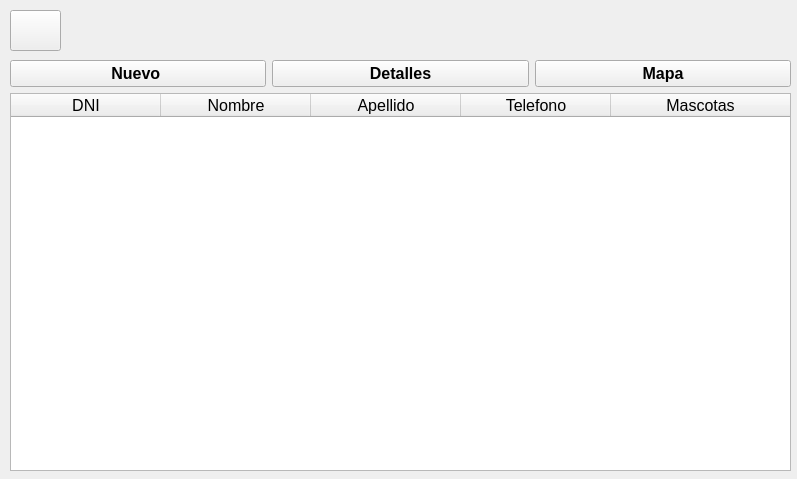
First picture: the form in interfas/Menu_gestion.ui, repository AsmisAlan/TrabajoFinal, before the edit.
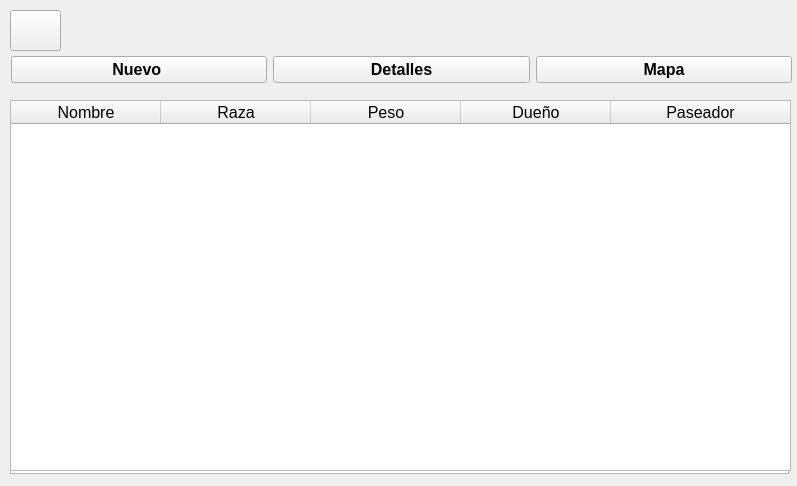
Second picture: the form after the edit. Icons and pictures are not drawn.

Patch:
```diff
--- a/interfas/Menu_gestion.ui
+++ b/interfas/Menu_gestion.ui
@@ -10,7 +10,7 @@
     <x>0</x>
     <y>0</y>
     <width>797</width>
-    <height>479</height>
+    <height>486</height>
    </rect>
   </property>
   <property name="windowTitle">
@@ -38,141 +38,6 @@
     <set>Qt::AlignCenter</set>
    </property>
   </widget>
-  <widget class="QWidget" name="layoutWidget">
-   <property name="geometry">
-    <rect>
-     <x>10</x>
-     <y>60</y>
-     <width>781</width>
-     <height>411</height>
-    </rect>
-   </property>
-   <layout class="QVBoxLayout" name="verticalLayout">
-    <item>
-     <layout class="QHBoxLayout" name="horizontalLayout">
-      <item>
-       <widget class="QPushButton" name="boton_nuevo">
-        <property name="font">
-         <font>
-          <family>Arial</family>
-          <pointsize>12</pointsize>
-          <weight>75</weight>
-          <bold>true</bold>
-         </font>
-        </property>
-        <property name="text">
-         <string>Nuevo </string>
-        </property>
-       </widget>
-      </item>
-      <item>
-       <widget class="QPushButton" name="boton_detalles">
-        <property name="font">
-         <font>
-          <family>Arial</family>
-          <pointsize>12</pointsize>
-          <weight>75</weight>
-          <bold>true</bold>
-         </font>
-        </property>
-        <property name="text">
-         <string>Detalles</string>
-        </property>
-       </widget>
-      </item>
-      <item>
-       <widget class="QPushButton" name="boton_mapa">
-        <property name="font">
-         <font>
-          <family>Arial</family>
-          <pointsize>12</pointsize>
-          <weight>75</weight>
-          <bold>true</bold>
-         </font>
-        </property>
-        <property name="text">
-         <string>Mapa</string>
-        </property>
-       </widget>
-      </item>
-     </layout>
-    </item>
-    <item>
-     <widget class="QTableWidget" name="tabla_paseador">
-      <attribute name="horizontalHeaderCascadingSectionResizes">
-       <bool>false</bool>
-      </attribute>
-      <attribute name="horizontalHeaderDefaultSectionSize">
-       <number>150</number>
-      </attribute>
-      <attribute name="horizontalHeaderMinimumSectionSize">
-       <number>100</number>
-      </attribute>
-      <attribute name="horizontalHeaderShowSortIndicator" stdset="0">
-       <bool>false</bool>
-      </attribute>
-      <attribute name="horizontalHeaderStretchLastSection">
-       <bool>true</bool>
-      </attribute>
-      <column>
-       <property name="text">
-        <string>DNI</string>
-       </property>
-       <property name="font">
-        <font>
-         <family>Arial</family>
-         <pointsize>12</pointsize>
-        </font>
-       </property>
-      </column>
-      <column>
-       <property name="text">
-        <string>Nombre</string>
-       </property>
-       <property name="font">
-        <font>
-         <family>Arial</family>
-         <pointsize>12</pointsize>
-        </font>
-       </property>
-      </column>
-      <column>
-       <property name="text">
-        <string>Apellido</string>
-       </property>
-       <property name="font">
-        <font>
-         <family>Arial</family>
-         <pointsize>12</pointsize>
-        </font>
-       </property>
-      </column>
-      <column>
-       <property name="text">
-        <string>Telefono</string>
-       </property>
-       <property name="font">
-        <font>
-         <family>Arial</family>
-         <pointsize>12</pointsize>
-        </font>
-       </property>
-      </column>
-      <column>
-       <property name="text">
-        <string>Mascotas</string>
-       </property>
-       <property name="font">
-        <font>
-         <family>Arial</family>
-         <pointsize>12</pointsize>
-        </font>
-       </property>
-      </column>
-     </widget>
-    </item>
-   </layout>
-  </widget>
   <widget class="QPushButton" name="pushButton">
    <property name="geometry">
     <rect>
@@ -196,6 +61,243 @@
     </size>
    </property>
   </widget>
+  <widget class="QTableWidget" name="tabla_persona">
+   <property name="geometry">
+    <rect>
+     <x>10</x>
+     <y>100</y>
+     <width>779</width>
+     <height>374</height>
+    </rect>
+   </property>
+   <attribute name="horizontalHeaderCascadingSectionResizes">
+    <bool>false</bool>
+   </attribute>
+   <attribute name="horizontalHeaderDefaultSectionSize">
+    <number>150</number>
+   </attribute>
+   <attribute name="horizontalHeaderMinimumSectionSize">
+    <number>100</number>
+   </attribute>
+   <attribute name="horizontalHeaderShowSortIndicator" stdset="0">
+    <bool>false</bool>
+   </attribute>
+   <attribute name="horizontalHeaderStretchLastSection">
+    <bool>true</bool>
+   </attribute>
+   <column>
+    <property name="text">
+     <string>DNI</string>
+    </property>
+    <property name="font">
+     <font>
+      <family>Arial</family>
+      <pointsize>12</pointsize>
+     </font>
+    </property>
+   </column>
+   <column>
+    <property name="text">
+     <string>Nombre</string>
+    </property>
+    <property name="font">
+     <font>
+      <family>Arial</family>
+      <pointsize>12</pointsize>
+     </font>
+    </property>
+   </column>
+   <column>
+    <property name="text">
+     <string>Apellido</string>
+    </property>
+    <property name="font">
+     <font>
+      <family>Arial</family>
+      <pointsize>12</pointsize>
+     </font>
+    </property>
+   </column>
+   <column>
+    <property name="text">
+     <string>Telefono</string>
+    </property>
+    <property name="font">
+     <font>
+      <family>Arial</family>
+      <pointsize>12</pointsize>
+     </font>
+    </property>
+   </column>
+   <column>
+    <property name="text">
+     <string>Mascotas</string>
+    </property>
+    <property name="font">
+     <font>
+      <family>Arial</family>
+      <pointsize>12</pointsize>
+     </font>
+    </property>
+   </column>
+  </widget>
+  <widget class="QTableWidget" name="tabla_mascota">
+   <property name="geometry">
+    <rect>
+     <x>10</x>
+     <y>100</y>
+     <width>781</width>
+     <height>371</height>
+    </rect>
+   </property>
+   <attribute name="horizontalHeaderCascadingSectionResizes">
+    <bool>true</bool>
+   </attribute>
+   <attribute name="horizontalHeaderDefaultSectionSize">
+    <number>150</number>
+   </attribute>
+   <attribute name="horizontalHeaderMinimumSectionSize">
+    <number>100</number>
+   </attribute>
+   <attribute name="horizontalHeaderShowSortIndicator" stdset="0">
+    <bool>true</bool>
+   </attribute>
+   <attribute name="horizontalHeaderStretchLastSection">
+    <bool>true</bool>
+   </attribute>
+   <column>
+    <property name="text">
+     <string>Nombre</string>
+    </property>
+    <property name="font">
+     <font>
+      <family>Arial</family>
+      <pointsize>12</pointsize>
+     </font>
+    </property>
+    <property name="textAlignment">
+     <set>AlignHCenter|AlignVCenter|AlignCenter</set>
+    </property>
+   </column>
+   <column>
+    <property name="text">
+     <string>Raza</string>
+    </property>
+    <property name="font">
+     <font>
+      <family>Arial</family>
+      <pointsize>12</pointsize>
+     </font>
+    </property>
+    <property name="textAlignment">
+     <set>AlignHCenter|AlignVCenter|AlignCenter</set>
+    </property>
+   </column>
+   <column>
+    <property name="text">
+     <string>Peso</string>
+    </property>
+    <property name="font">
+     <font>
+      <family>Arial</family>
+      <pointsize>12</pointsize>
+     </font>
+    </property>
+    <property name="textAlignment">
+     <set>AlignHCenter|AlignVCenter|AlignCenter</set>
+    </property>
+   </column>
+   <column>
+    <property name="text">
+     <string>Dueño</string>
+    </property>
+    <property name="font">
+     <font>
+      <family>Arial</family>
+      <pointsize>12</pointsize>
+     </font>
+    </property>
+    <property name="textAlignment">
+     <set>AlignHCenter|AlignVCenter|AlignCenter</set>
+    </property>
+   </column>
+   <column>
+    <property name="text">
+     <string>Paseador</string>
+    </property>
+    <property name="font">
+     <font>
+      <family>Arial</family>
+      <pointsize>12</pointsize>
+     </font>
+    </property>
+    <property name="textAlignment">
+     <set>AlignHCenter|AlignVCenter|AlignCenter</set>
+    </property>
+   </column>
+  </widget>
+  <widget class="QWidget" name="">
+   <property name="geometry">
+    <rect>
+     <x>11</x>
+     <y>49</y>
+     <width>781</width>
+     <height>41</height>
+    </rect>
+   </property>
+   <layout class="QHBoxLayout" name="horizontalLayout">
+    <item>
+     <widget class="QPushButton" name="boton_nuevo">
+      <property name="font">
+       <font>
+        <family>Arial</family>
+        <pointsize>12</pointsize>
+        <weight>75</weight>
+        <bold>true</bold>
+       </font>
+      </property>
+      <property name="text">
+       <string>Nuevo </string>
+      </property>
+     </widget>
+    </item>
+    <item>
+     <widget class="QPushButton" name="boton_detalles">
+      <property name="font">
+       <font>
+        <family>Arial</family>
+        <pointsize>12</pointsize>
+        <weight>75</weight>
+        <bold>true</bold>
+       </font>
+      </property>
+      <property name="text">
+       <string>Detalles</string>
+      </property>
+     </widget>
+    </item>
+    <item>
+     <widget class="QPushButton" name="boton_mapa">
+      <property name="font">
+       <font>
+        <family>Arial</family>
+        <pointsize>12</pointsize>
+        <weight>75</weight>
+        <bold>true</bold>
+       </font>
+      </property>
+      <property name="text">
+       <string>Mapa</string>
+      </property>
+     </widget>
+    </item>
+   </layout>
+  </widget>
+  <zorder>tabla_persona</zorder>
+  <zorder>tabla_mascota</zorder>
+  <zorder>titulo_submenu</zorder>
+  <zorder>layoutWidget</zorder>
+  <zorder>pushButton</zorder>
  </widget>
  <resources/>
  <connections>
```
